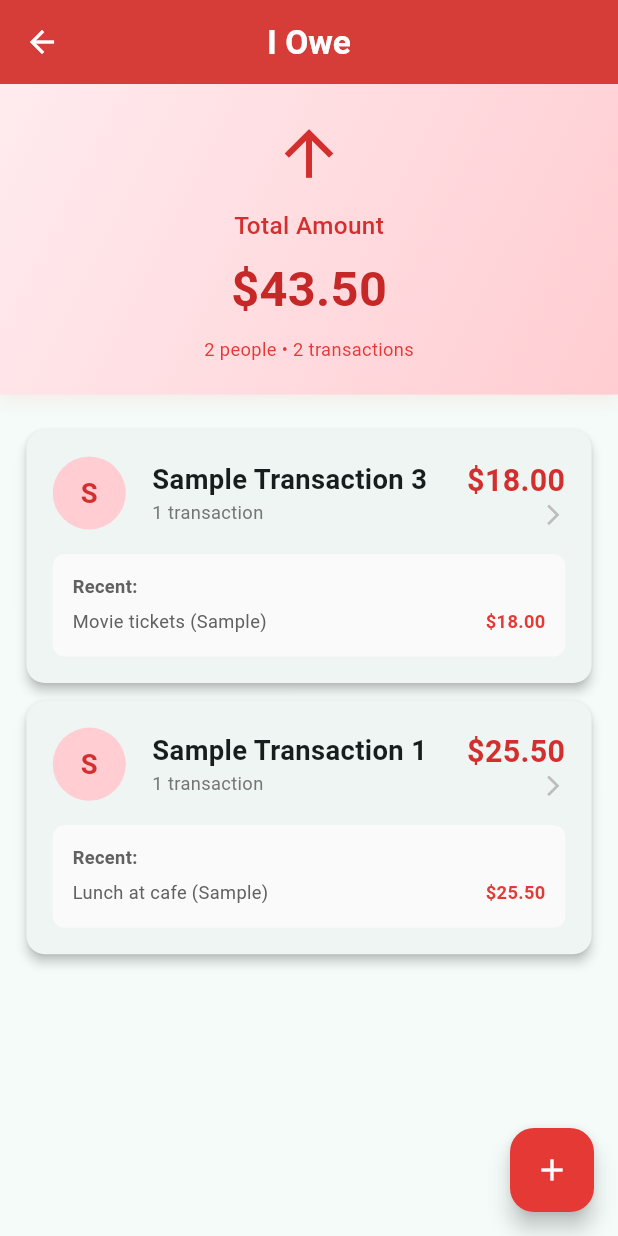
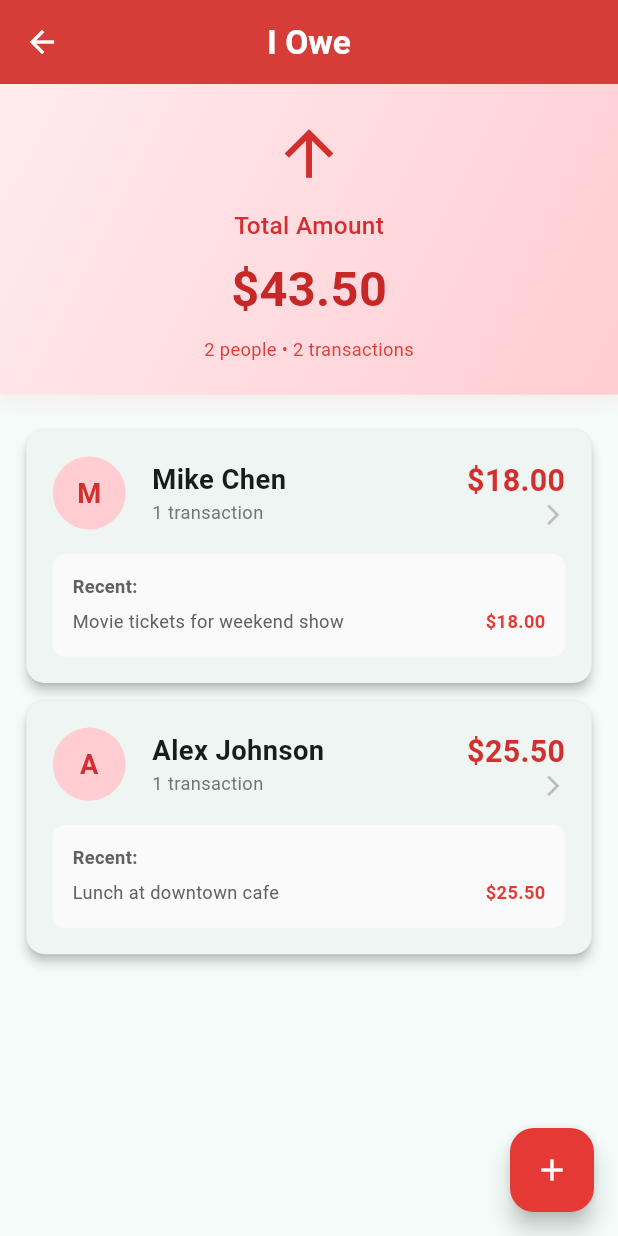
Before and after one commit to Geopaul94/debt_tracker_localdatabase, a Flutter app: the HomePage screen opened by its route, after a tap on "I Owe", on a phone screen of 412 x 824 dp. Run offline on Flutter 3.47's test engine with Material 3 defaults, Android fonts, the light colour scheme and no system bars; our stand-ins replace dartz, flutter_bloc, flutter_screenutil, get_it, google_mobile_ads, local_auth and 2 more; accounts and stored records are empty.

Commit message:
app rotations disabled , sample data names changed to people name

```diff
--- a/lib/data/datasources/transaction_sqlite_data_source.dart
+++ b/lib/data/datasources/transaction_sqlite_data_source.dart
@@ -131,8 +131,8 @@ class TransactionSQLiteDataSourceImpl implements TransactionSQLiteDataSource {
     return [
       TransactionModel(
         id: 'dummy_1',
-        name: "Sample Transaction 1",
-        description: 'Lunch at cafe (Sample)',
+        name: "Alex Johnson",
+        description: 'Lunch at downtown cafe',
         amount: 25.50,
         type: TransactionType.iOwe,
         date: now.subtract(const Duration(days: 3)),
@@ -141,8 +141,8 @@ class TransactionSQLiteDataSourceImpl implements TransactionSQLiteDataSource {
       ),
       TransactionModel(
         id: 'dummy_2',
-        name: "Sample Transaction 2",
-        description: 'Freelance project payment (Sample)',
+        name: "Sarah Williams",
+        description: 'Freelance web design project',
         amount: 150.00,
         type: TransactionType.owesMe,
         date: now.subtract(const Duration(days: 1)),
@@ -151,8 +151,8 @@ class TransactionSQLiteDataSourceImpl implements TransactionSQLiteDataSource {
       ),
       TransactionModel(
         id: 'dummy_3',
-        name: "Sample Transaction 3",
-        description: 'Movie tickets (Sample)',
+        name: "Mike Chen",
+        description: 'Movie tickets for weekend show',
         amount: 18.00,
         type: TransactionType.iOwe,
         date: now,
--- a/lib/presentation/pages/home_page.dart
+++ b/lib/presentation/pages/home_page.dart
@@ -280,7 +280,7 @@ class _HomePageState extends State<HomePage> with WidgetsBindingObserver {
             future: _shouldShowBannerAd(),
             builder: (context, snapshot) {
               final shouldShowAd = snapshot.data ?? false;
-              return shouldShowAd ? AdBannerWidget() : SizedBox.shrink();
+              return  shouldShowAd ? const AdBannerWidget() : const SizedBox.shrink();
             },
           ),
           state.groupedTransactions.isEmpty
--- a/pubspec.yaml
+++ b/pubspec.yaml
@@ -16,7 +16,7 @@ publish_to: 'none' # Remove this line if you wish to publish to pub.dev
 # https://developer.apple.com/library/archive/documentation/General/Reference/InfoPlistKeyReference/Articles/CoreFoundationKeys.html
 # In Windows, build-name is used as the major, minor, and patch parts
 # of the product and file versions while build-number is used as the build suffix.
-version: 1.0.0+1
+version: 1.0.0+2
 
 environment:
   sdk: ^3.7.2
```
Also changed, not shown: 3 other files.
